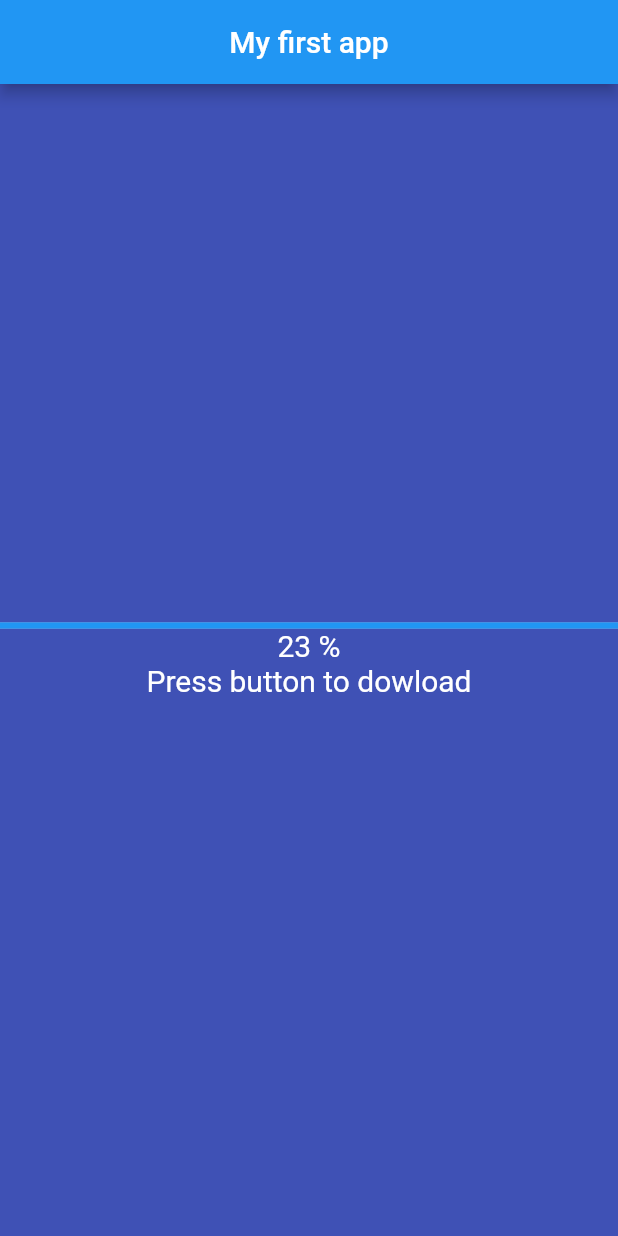
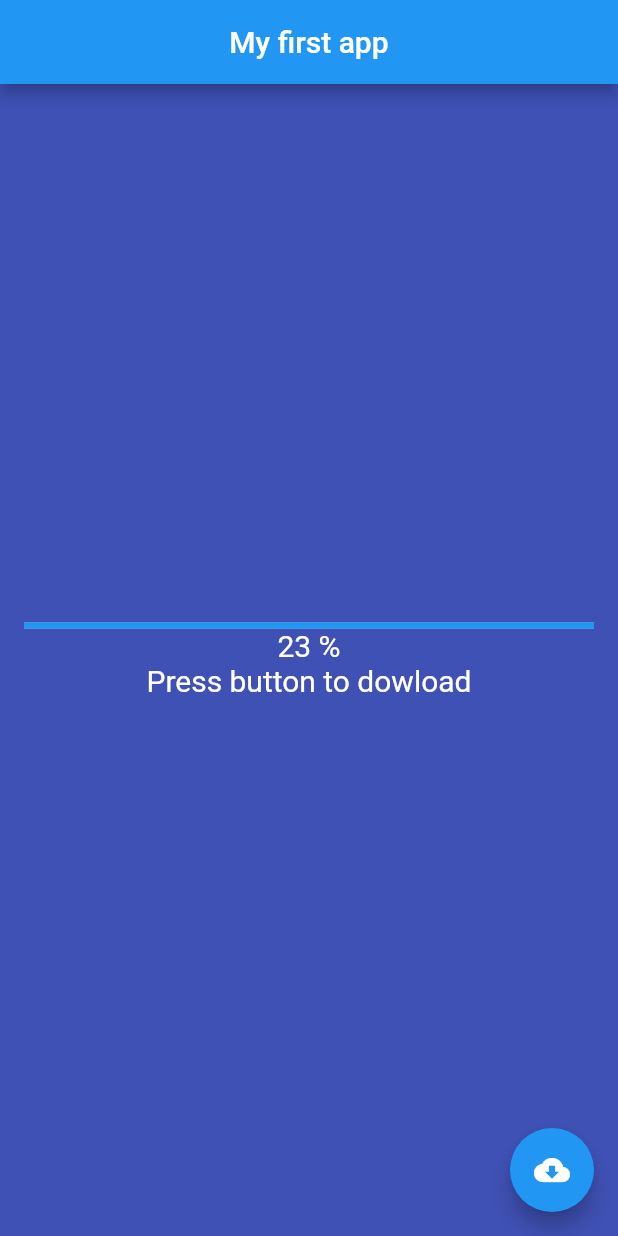
Before and after one commit to Hudihka/hello_fluter, a Flutter app: the screen it shows after launch, on a phone screen of 412 x 824 dp. Run offline on Flutter 3.47's test engine with Material 2 defaults, Android fonts, the phone set to English and light mode, and no system bars.

```diff
--- a/lib/main.dart
+++ b/lib/main.dart
@@ -13,8 +13,23 @@ class MyfirstApp extends StatelessWidget {
               title: Text("My first app"),
               centerTitle: true,
             ),
-      body: Center(
+            body: CenterContent(),
+            backgroundColor: Colors.indigo,
+            floatingActionButton: FloatingActionButton(
+              onPressed: null,
+              child: Icon(Icons.cloud_download),
+            )
+          )
+        );
+  }
+}
+
+class CenterContent extends StatelessWidget {
+  @override
+  Widget build(BuildContext context) {
+    return Center(
       child: Container(
+        padding: EdgeInsets.all(16), //отступы по сторонам
         child: Column(
             mainAxisAlignment: MainAxisAlignment.center,
             children: <Widget>[
@@ -29,33 +44,6 @@ class MyfirstApp extends StatelessWidget {
               )
             ]),
       ),
-      ),
-      backgroundColor: Colors.indigo,
-    ));
+    );
   }
 }
-
-
-
-// class CenterContent extends StatelessWidget {
-//   @override
-//   Widget build(BuildContext context) {
-//     return Center(
-//         child: Container(
-//           child: Column(
-//             mainAxisAlignment: MainAxisAlignment.center,
-//             children: <Widget>[
-//             LinearProgressIndicator(value: 23),
-//             Text(
-//               '23 %',
-//               style: TextStyle(color: Colors.white, fontSize: 20),
-//             ),
-//             Text(
-//               'Press button to dowload',
-//               style: TextStyle(color: Colors.white, fontSize: 20),
-//             )
-//           ]),
-//         ),
-//       );
-//   }
-// }
```
Lines whose indentation alone changed are shown as unchanged.
